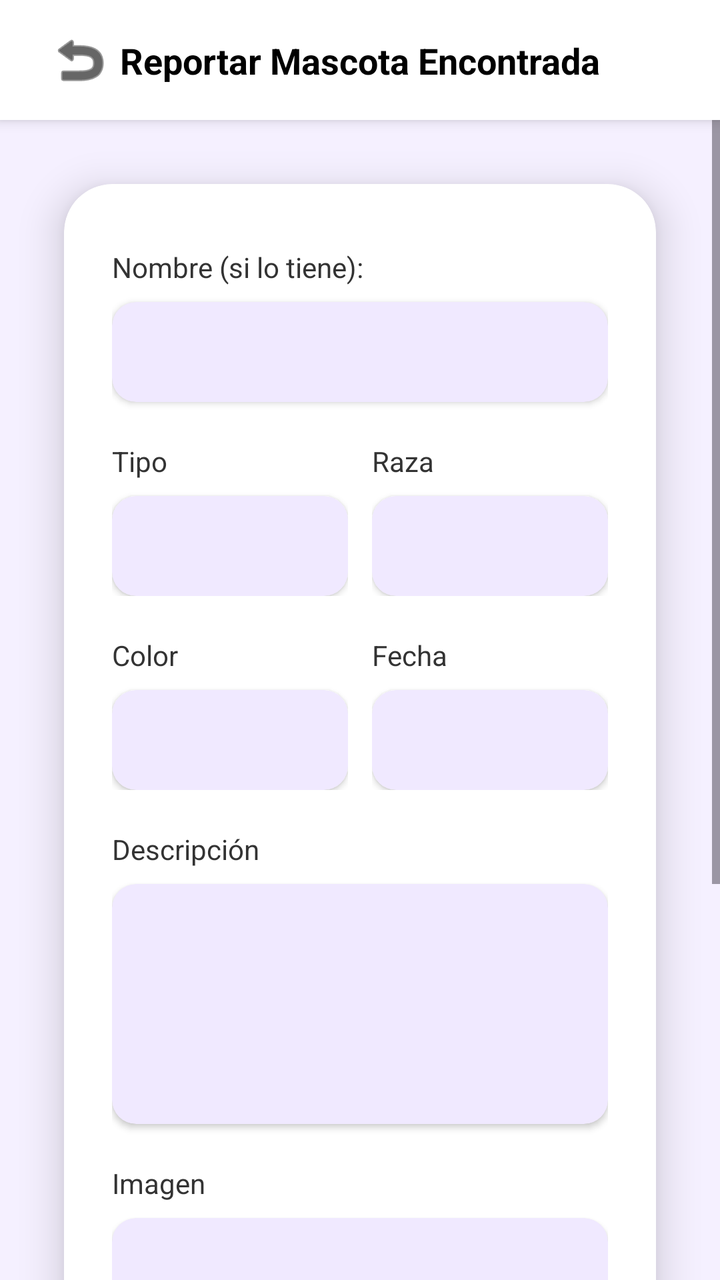
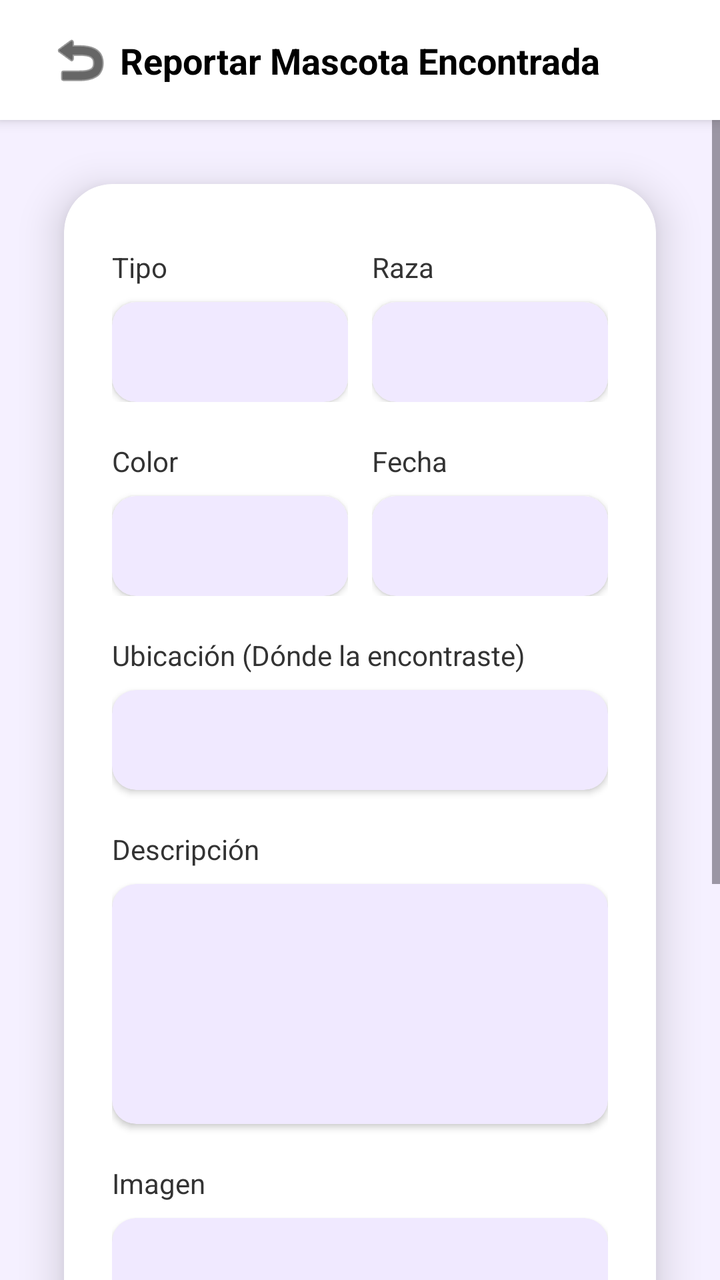

The first picture is an Android layout as it rendered before a commit; the second is the same layout after the commit. The layout source and the unified diff follow.
<!-- AndroidManifest.xml: application theme Theme.Mascotas -->
<!-- res/layout/activity_reportar_encontrada.xml -->
<?xml version="1.0" encoding="utf-8"?>
<androidx.constraintlayout.widget.ConstraintLayout
    xmlns:android="http://schemas.android.com/apk/res/android"
    xmlns:app="http://schemas.android.com/apk/res-auto"
    android:layout_width="match_parent"
    android:layout_height="match_parent"
    android:background="#F5F0FF">

    <androidx.constraintlayout.widget.ConstraintLayout
        android:id="@+id/headerBar"
        android:layout_width="match_parent"
        android:layout_height="60dp"
        android:background="#FFFFFF"
        android:elevation="4dp"
        app:layout_constraintTop_toTopOf="parent">

        <ImageView
            android:id="@+id/ivBack"
            android:layout_width="32dp"
            android:layout_height="32dp"
            android:layout_marginStart="24dp"
            android:src="@android:drawable/ic_menu_revert"
            app:tint="#000000"
            app:layout_constraintBottom_toBottomOf="parent"
            app:layout_constraintStart_toStartOf="parent"
            app:layout_constraintTop_toTopOf="parent" />

        <TextView
            android:id="@+id/tvHeaderTitle"
            android:layout_width="wrap_content"
            android:layout_height="wrap_content"
            android:text="Reportar Mascota Encontrada"
            android:textColor="#000000"
            android:textSize="18sp"
            android:textStyle="bold"
            app:layout_constraintBottom_toBottomOf="parent"
            app:layout_constraintEnd_toEndOf="parent"
            app:layout_constraintStart_toStartOf="parent"
            app:layout_constraintTop_toTopOf="parent" />
    </androidx.constraintlayout.widget.ConstraintLayout>

    <ScrollView
        android:layout_width="match_parent"
        android:layout_height="0dp"
        android:fillViewport="true"
        android:clipToPadding="false"
        android:paddingBottom="40dp"
        app:layout_constraintBottom_toBottomOf="parent"
        app:layout_constraintTop_toBottomOf="@id/headerBar">

        <androidx.constraintlayout.widget.ConstraintLayout
            android:layout_width="match_parent"
            android:layout_height="wrap_content">

            <com.google.android.material.card.MaterialCardView
                android:layout_width="match_parent"
                android:layout_height="wrap_content"
                android:layout_marginHorizontal="32dp"
                android:layout_marginVertical="32dp"
                app:cardBackgroundColor="#FFFFFF"
                app:cardCornerRadius="24dp"
                app:cardElevation="12dp"
                app:strokeWidth="0dp"
                app:layout_constraintBottom_toBottomOf="parent"
                app:layout_constraintEnd_toEndOf="parent"
                app:layout_constraintStart_toStartOf="parent"
                app:layout_constraintTop_toTopOf="parent">

                <LinearLayout
                    android:layout_width="match_parent"
                    android:layout_height="wrap_content"
                    android:orientation="vertical"
                    android:paddingHorizontal="24dp"
                    android:paddingVertical="32dp">

                    <TextView
                        android:layout_width="wrap_content"
                        android:layout_height="wrap_content"
                        android:text="Nombre (si lo tiene):"
                        android:textColor="#333333"
                        android:textSize="14sp"
                        android:layout_marginBottom="8dp" />
                    <com.google.android.material.card.MaterialCardView
                        android:layout_width="match_parent"
                        android:layout_height="50dp"
                        android:layout_marginBottom="20dp"
                        app:cardBackgroundColor="#F0E9FF"
                        app:cardCornerRadius="12dp"
                        app:cardElevation="2dp"
                        app:strokeWidth="0dp">
                        <EditText
                            android:id="@+id/etNombreEncontrado"
                            android:layout_width="match_parent"
                            android:layout_height="match_parent"
                            android:background="@null"
                            android:paddingHorizontal="16dp"
                            android:inputType="text" />
                    </com.google.android.material.card.MaterialCardView>

                    <LinearLayout
                        android:layout_width="match_parent"
                        android:layout_height="wrap_content"
                        android:orientation="horizontal"
                        android:layout_marginBottom="20dp"
                        android:baselineAligned="false">

                        <LinearLayout
                            android:layout_width="0dp"
                            android:layout_height="wrap_content"
                            android:layout_weight="1"
                            android:orientation="vertical"
                            android:layout_marginEnd="12dp">
                            <TextView
                                android:layout_width="wrap_content"
                                android:layout_height="wrap_content"
                                android:text="Tipo"
                                android:textColor="#333333"
                                android:textSize="14sp"
                                android:layout_marginBottom="8dp" />
                            <com.google.android.material.card.MaterialCardView
                                android:layout_width="match_parent"
                                android:layout_height="50dp"
                                app:cardBackgroundColor="#F0E9FF"
                                app:cardCornerRadius="12dp"
                                app:cardElevation="2dp"
                                app:strokeWidth="0dp">
                                <EditText
                                    android:id="@+id/etTipoEncontrado"
                                    android:layout_width="match_parent"
                                    android:layout_height="match_parent"
                                    android:background="@null"
                                    android:paddingHorizontal="16dp"
                                    android:inputType="text" />
                            </com.google.android.material.card.MaterialCardView>
                        </LinearLayout>

                        <LinearLayout
                            android:layout_width="0dp"
                            android:layout_height="wrap_content"
                            android:layout_weight="1"
                            android:orientation="vertical">
                            <TextView
                                android:layout_width="wrap_content"
                                android:layout_height="wrap_content"
                                android:text="Raza"
                                android:textColor="#333333"
                                android:textSize="14sp"
                                android:layout_marginBottom="8dp" />
                            <com.google.android.material.card.MaterialCardView
                                android:layout_width="match_parent"
                                android:layout_height="50dp"
                                app:cardBackgroundColor="#F0E9FF"
                                app:cardCornerRadius="12dp"
                                app:cardElevation="2dp"
                                app:strokeWidth="0dp">
                                <EditText
                                    android:id="@+id/etRazaEncontrado"
                                    android:layout_width="match_parent"
                                    android:layout_height="match_parent"
                                    android:background="@null"
                                    android:paddingHorizontal="16dp"
                                    android:inputType="text" />
                            </com.google.android.material.card.MaterialCardView>
                        </LinearLayout>
                    </LinearLayout>

                    <LinearLayout
                        android:layout_width="match_parent"
                        android:layout_height="wrap_content"
                        android:orientation="horizontal"
                        android:layout_marginBottom="20dp"
                        android:baselineAligned="false">

                        <LinearLayout
                            android:layout_width="0dp"
                            android:layout_height="wrap_content"
                            android:layout_weight="1"
                            android:orientation="vertical"
                            android:layout_marginEnd="12dp">
                            <TextView
                                android:layout_width="wrap_content"
                                android:layout_height="wrap_content"
                                android:text="Color"
                                android:textColor="#333333"
                                android:textSize="14sp"
                                android:layout_marginBottom="8dp" />
                            <com.google.android.material.card.MaterialCardView
                                android:layout_width="match_parent"
                                android:layout_height="50dp"
                                app:cardBackgroundColor="#F0E9FF"
                                app:cardCornerRadius="12dp"
                                app:cardElevation="2dp"
                                app:strokeWidth="0dp">
                                <EditText
                                    android:id="@+id/etColorEncontrado"
                                    android:layout_width="match_parent"
                                    android:layout_height="match_parent"
                                    android:background="@null"
                                    android:paddingHorizontal="16dp"
                                    android:inputType="text" />
                            </com.google.android.material.card.MaterialCardView>
                        </LinearLayout>

                        <LinearLayout
                            android:layout_width="0dp"
                            android:layout_height="wrap_content"
                            android:layout_weight="1"
                            android:orientation="vertical">
                            <TextView
                                android:layout_width="wrap_content"
                                android:layout_height="wrap_content"
                                android:text="Fecha"
                                android:textColor="#333333"
                                android:textSize="14sp"
                                android:layout_marginBottom="8dp" />
                            <com.google.android.material.card.MaterialCardView
                                android:layout_width="match_parent"
                                android:layout_height="50dp"
                                app:cardBackgroundColor="#F0E9FF"
                                app:cardCornerRadius="12dp"
                                app:cardElevation="2dp"
                                app:strokeWidth="0dp">
                                <EditText
                                    android:id="@+id/etFechaEncontrado"
                                    android:layout_width="match_parent"
                                    android:layout_height="match_parent"
                                    android:background="@null"
                                    android:paddingHorizontal="16dp"
                                    android:inputType="date" />
                            </com.google.android.material.card.MaterialCardView>
                        </LinearLayout>
                    </LinearLayout>

                    <TextView
                        android:layout_width="wrap_content"
                        android:layout_height="wrap_content"
                        android:text="Descripción"
                        android:textColor="#333333"
                        android:textSize="14sp"
                        android:layout_marginBottom="8dp" />
                    <com.google.android.material.card.MaterialCardView
                        android:layout_width="match_parent"
                        android:layout_height="120dp"
                        android:layout_marginBottom="20dp"
                        app:cardBackgroundColor="#F0E9FF"
                        app:cardCornerRadius="12dp"
                        app:cardElevation="2dp"
                        app:strokeWidth="0dp">
                        <EditText
                            android:id="@+id/etDescripcionEncontrado"
                            android:layout_width="match_parent"
                            android:layout_height="match_parent"
                            android:background="@null"
                            android:padding="16dp"
                            android:gravity="top|start"
                            android:inputType="textMultiLine" />
                    </com.google.android.material.card.MaterialCardView>

                    <TextView
                        android:layout_width="wrap_content"
                        android:layout_height="wrap_content"
                        android:text="Imagen"
                        android:textColor="#333333"
                        android:textSize="14sp"
                        android:layout_marginBottom="8dp" />
                    <com.google.android.material.card.MaterialCardView
                        android:id="@+id/cvSubirImagenEncontrado"
                        android:layout_width="match_parent"
                        android:layout_height="120dp"
                        android:layout_marginBottom="32dp"
                        app:cardBackgroundColor="#F0E9FF"
                        app:cardCornerRadius="12dp"
                        app:cardElevation="2dp"
                        app:strokeWidth="0dp">
                        <ImageView
                            android:id="@+id/ivPreviewEncontrado"
                            android:layout_width="match_parent"
                            android:layout_height="match_parent"
                            android:scaleType="centerCrop" />
                    </com.google.android.material.card.MaterialCardView>

                    <com.google.android.material.button.MaterialButton
                        android:id="@+id/btnPublicarEncontrado"
                        android:layout_width="180dp"
                        android:layout_height="55dp"
                        android:layout_gravity="center_horizontal"
                        android:text="Publicar"
                        android:textAllCaps="false"
                        android:textSize="16sp"
                        android:textStyle="bold"
                        app:backgroundTint="#AF70FF"
                        app:cornerRadius="12dp" />

                </LinearLayout>
            </com.google.android.material.card.MaterialCardView>

        </androidx.constraintlayout.widget.ConstraintLayout>
    </ScrollView>

</androidx.constraintlayout.widget.ConstraintLayout>
<!-- resources referenced by this layout -->
<resources>
  <style name="Theme.Mascotas" parent="Base.Theme.Mascotas" />
  <style name="Base.Theme.Mascotas" parent="Theme.Material3.DayNight.NoActionBar">
          
          
      </style>
</resources>

<!-- the commit's change to res/layout/activity_reportar_encontrada.xml (unified diff, before → after) -->
@@ -72,30 +72,6 @@
                     android:orientation="vertical"
                     android:paddingHorizontal="24dp"
                     android:paddingVertical="32dp">
-
-                    <TextView
-                        android:layout_width="wrap_content"
-                        android:layout_height="wrap_content"
-                        android:text="Nombre (si lo tiene):"
-                        android:textColor="#333333"
-                        android:textSize="14sp"
-                        android:layout_marginBottom="8dp" />
-                    <com.google.android.material.card.MaterialCardView
-                        android:layout_width="match_parent"
-                        android:layout_height="50dp"
-                        android:layout_marginBottom="20dp"
-                        app:cardBackgroundColor="#F0E9FF"
-                        app:cardCornerRadius="12dp"
-                        app:cardElevation="2dp"
-                        app:strokeWidth="0dp">
-                        <EditText
-                            android:id="@+id/etNombreEncontrado"
-                            android:layout_width="match_parent"
-                            android:layout_height="match_parent"
-                            android:background="@null"
-                            android:paddingHorizontal="16dp"
-                            android:inputType="text" />
-                    </com.google.android.material.card.MaterialCardView>
 
                     <LinearLayout
                         android:layout_width="match_parent"
@@ -229,7 +205,31 @@
                                     android:inputType="date" />
                             </com.google.android.material.card.MaterialCardView>
                         </LinearLayout>
+
                     </LinearLayout>
+                    <TextView
+                        android:layout_width="wrap_content"
+                        android:layout_height="wrap_content"
+                        android:layout_marginBottom="8dp"
+                        android:text="Ubicación (Dónde la encontraste)"
+                        android:textColor="#333333"
+                        android:textSize="14sp" />
+                    <com.google.android.material.card.MaterialCardView
+                        android:layout_width="match_parent"
+                        android:layout_height="50dp"
+                        android:layout_marginBottom="20dp"
+                        app:cardBackgroundColor="#F0E9FF"
+                        app:cardCornerRadius="12dp"
+                        app:cardElevation="2dp"
+                        app:strokeWidth="0dp">
+                        <EditText
+                            android:id="@+id/etUbicacion"
+                            android:layout_width="match_parent"
+                            android:layout_height="match_parent"
+                            android:background="@null"
+                            android:paddingHorizontal="16dp"
+                            android:inputType="textPostalAddress" />
+                    </com.google.android.material.card.MaterialCardView>
 
                     <TextView
                         android:layout_width="wrap_content"
